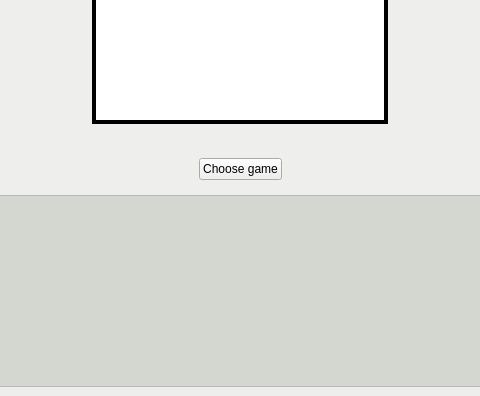
First picture: the form in src/mainwindow.ui, repository MathThree/queens_game, before the edit; both pictures show x 169 to 649 and y 210 to 606 of the 819 by 606 pixel window.
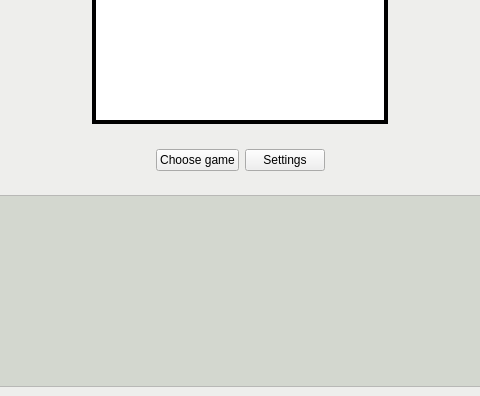
Second picture: the form after the edit. Custom widgets are drawn as their Qt base class.

Diff of the .ui file:
```diff
--- a/src/mainwindow.ui
+++ b/src/mainwindow.ui
@@ -158,7 +158,16 @@
          </widget>
         </widget>
        </item>
-       <item alignment="Qt::AlignHCenter|Qt::AlignTop">
+       <item alignment="Qt::AlignHCenter">
+        <widget class="QWidget" name="buttonContainer" native="true">
+         <property name="minimumSize">
+          <size>
+           <width>50</width>
+           <height>20</height>
+          </size>
+         </property>
+         <layout class="QHBoxLayout" name="horizontalLayout">
+          <item>
         <widget class="QPushButton" name="chooseGameButton">
          <property name="sizePolicy">
           <sizepolicy hsizetype="Preferred" vsizetype="Preferred">
@@ -171,6 +180,16 @@
          </property>
         </widget>
        </item>
+          <item>
+           <widget class="QPushButton" name="settingsButton">
+            <property name="text">
+             <string>Settings</string>
+            </property>
+           </widget>
+          </item>
+         </layout>
+        </widget>
+       </item>
       </layout>
      </widget>
     </item>
@@ -221,6 +240,12 @@
    <extends>QPushButton</extends>
    <header>cellbutton.h</header>
   </customwidget>
+  <customwidget>
+   <class>GridWidget</class>
+   <extends>QWidget</extends>
+   <header>gridwidget.h</header>
+   <container>1</container>
+  </customwidget>
  </customwidgets>
  <resources/>
  <connections/>
```
Left out of the diff: 2 changed lines with no effect on the pictures. Lines whose indentation alone changed are shown as unchanged.
